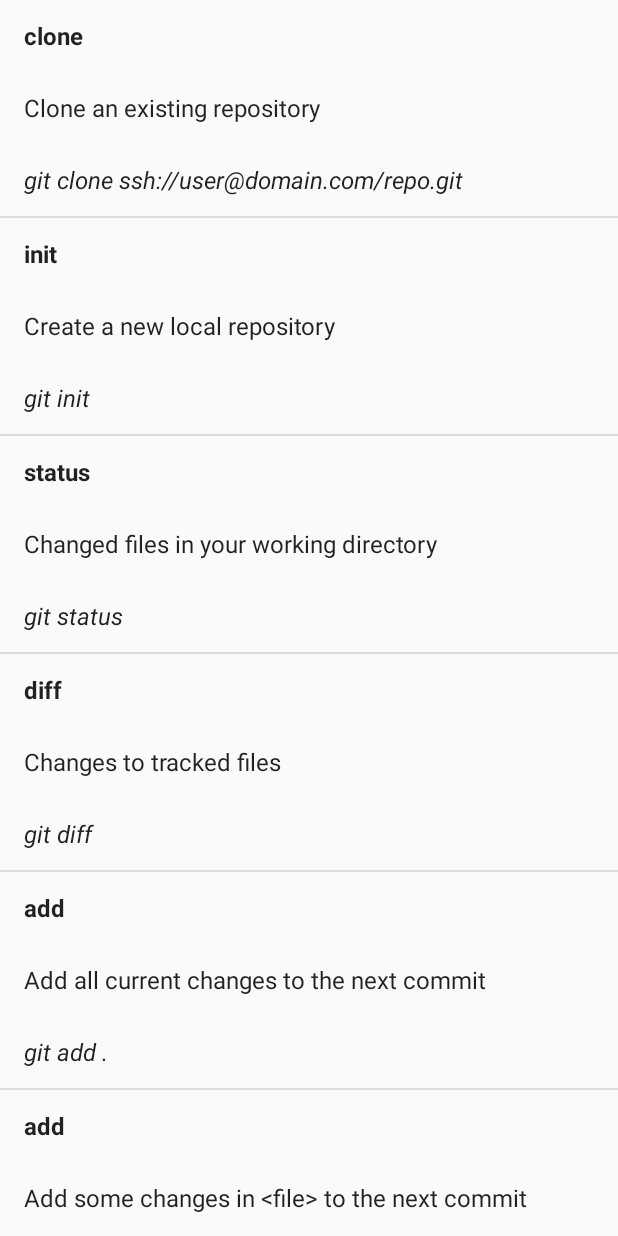
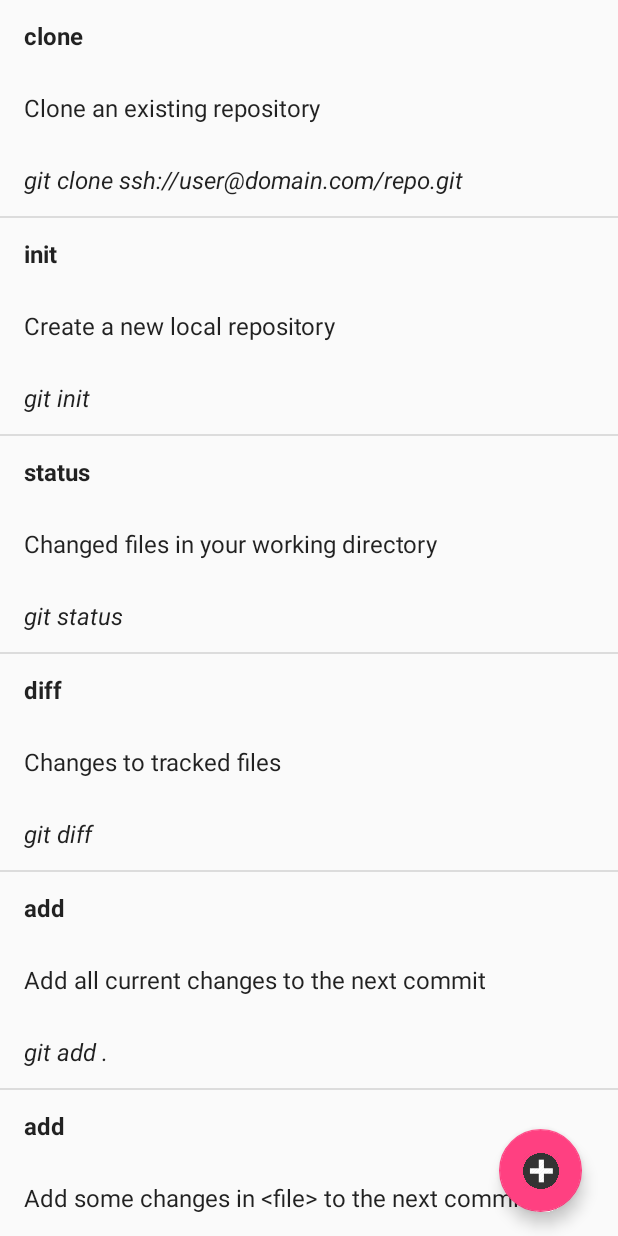
Before and after one commit to jasminemai/CSCI-490-MobileAppDevelopment-S2018, an Android app: the screen it shows after launch (MainActivity), on a phone screen of 412 x 824 dp. Run offline under Robolectric (Android 15) with nearby library versions, the phone set to English and light mode, and no system bars.

Commit message:
New activity

```diff
--- a/GitReferenceMai/app/src/main/AndroidManifest.xml
+++ b/GitReferenceMai/app/src/main/AndroidManifest.xml
@@ -19,6 +19,10 @@
                 <category android:name="android.intent.category.LAUNCHER" />
             </intent-filter>
         </activity>
+        <activity
+            android:name=".Addition">
+        </activity>
+
     </application>
 
 </manifest>
--- a/GitReferenceMai/app/src/main/java/com/example/jasmine/gitreference_mai/MainActivity.java
+++ b/GitReferenceMai/app/src/main/java/com/example/jasmine/gitreference_mai/MainActivity.java
@@ -1,5 +1,6 @@
 package com.example.jasmine.gitreference_mai;
 
+import android.content.Intent;
 import android.os.Bundle;
 import android.support.design.widget.FloatingActionButton;
 import android.support.design.widget.Snackbar;
@@ -36,5 +37,14 @@ public class MainActivity extends AppCompatActivity {
         }
         adapter = new Adapter(this, arrayList);
         listView.setAdapter(adapter);
+
+        FloatingActionButton fab = findViewById(R.id.fab);
+        fab.setOnClickListener(new View.OnClickListener() {
+            @Override
+            public void onClick(View view) {
+                Intent i = new Intent (MainActivity.this, Addition.class);
+                startActivity(i);
+            }
+        });
     }
 }
--- a/GitReferenceMai/app/src/main/res/layout/activity_main.xml
+++ b/GitReferenceMai/app/src/main/res/layout/activity_main.xml
@@ -1,5 +1,6 @@
 <?xml version="1.0" encoding="utf-8"?>
 <android.support.constraint.ConstraintLayout xmlns:android="http://schemas.android.com/apk/res/android"
+    xmlns:app="http://schemas.android.com/apk/res-auto"
     xmlns:tools="http://schemas.android.com/tools"
     android:layout_width="match_parent"
     android:layout_height="match_parent"
@@ -9,4 +10,23 @@
         android:id="@+id/gitList"
         android:layout_width="match_parent"
         android:layout_height="wrap_content" />
+
+    <android.support.design.widget.FloatingActionButton
+        android:id="@+id/fab"
+        android:layout_width="63dp"
+        android:layout_height="55dp"
+        android:layout_gravity="end|bottom"
+        android:layout_margin="16dp"
+        android:layout_marginBottom="8dp"
+        android:layout_marginEnd="8dp"
+        android:layout_marginStart="8dp"
+        android:layout_marginTop="8dp"
+        android:src="@drawable/plus"
+        app:layout_constraintBottom_toBottomOf="parent"
+        app:layout_constraintEnd_toEndOf="parent"
+        app:layout_constraintHorizontal_bias="0.975"
+        app:layout_constraintStart_toStartOf="parent"
+        app:layout_constraintTop_toTopOf="parent"
+        app:layout_constraintVertical_bias="1.0"
+        app:srcCompat="@drawable/plus" />
 </android.support.constraint.ConstraintLayout>
```
Also changed, not shown: GitReferenceMai/app/src/main/java/com/example/jasmine/gitreference_mai/Addition.java (added, +31 -0 lines), GitReferenceMai/app/src/main/res/layout/addition.xml (added, +82 -0 lines), GitReferenceMai/app/src/main/res/drawable/plus.png (added).
